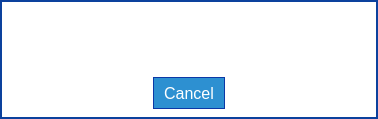
Qt form parsec/core/gui/forms/claim_dialog.ui (Scille/parsec-cloud) before a commit.
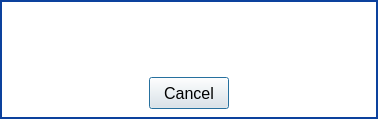
The same form after that commit. Icons and pictures are not drawn. Custom widgets are drawn as their Qt base class.

```diff
--- a/parsec/core/gui/forms/claim_dialog.ui
+++ b/parsec/core/gui/forms/claim_dialog.ui
@@ -117,21 +117,7 @@
            <enum>Qt::RightToLeft</enum>
           </property>
           <property name="styleSheet">
-           <string notr="true">QPushButton
-{
-background-color: rgb(45, 144, 209);
-border: 1px solid rgb(11, 56, 166);
-color: rgb(255, 255, 255);
-padding-left: 10px;
-padding-right: 10px;
-}
-
-QPushButton:disabled
-{
-border: 1px solid rgb(65, 75, 106);
-background-color: rgb(112, 122, 153);
-color: rgb(255, 255, 255);
-}</string>
+           <string notr="true"/>
           </property>
           <property name="text">
            <string>Cancel</string>
@@ -168,8 +154,13 @@
    </item>
   </layout>
  </widget>
- <resources>
-  <include location="../rc/resources.qrc"/>
- </resources>
+ <customwidgets>
+  <customwidget>
+   <class>ShadowedButton</class>
+   <extends>QPushButton</extends>
+   <header>parsec.core.gui.custom_widgets</header>
+  </customwidget>
+ </customwidgets>
+ <resources/>
  <connections/>
 </ui>
```
Left out of the diff: 6 changed lines with no effect on the pictures.
